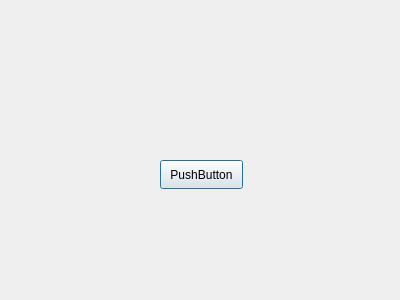
Above: 2DGraphicsModeler/modelerapp.ui from hoonman/qties before the change. Below: the same form after it.
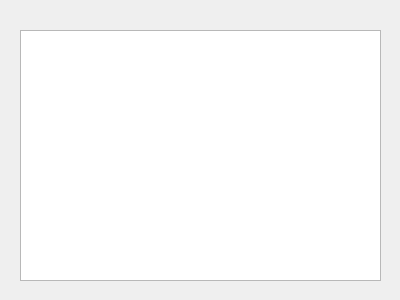
That is the form after the change.

```diff
--- a/2DGraphicsModeler/modelerapp.ui
+++ b/2DGraphicsModeler/modelerapp.ui
@@ -13,18 +13,15 @@
   <property name="windowTitle">
    <string>Dialog</string>
   </property>
-  <widget class="QPushButton" name="pushButton">
+  <widget class="QGraphicsView" name="graphicsView">
    <property name="geometry">
     <rect>
-     <x>160</x>
-     <y>160</y>
-     <width>83</width>
-     <height>29</height>
+     <x>20</x>
+     <y>30</y>
+     <width>361</width>
+     <height>251</height>
     </rect>
    </property>
-   <property name="text">
-    <string>PushButton</string>
-   </property>
   </widget>
  </widget>
  <resources/>
```
